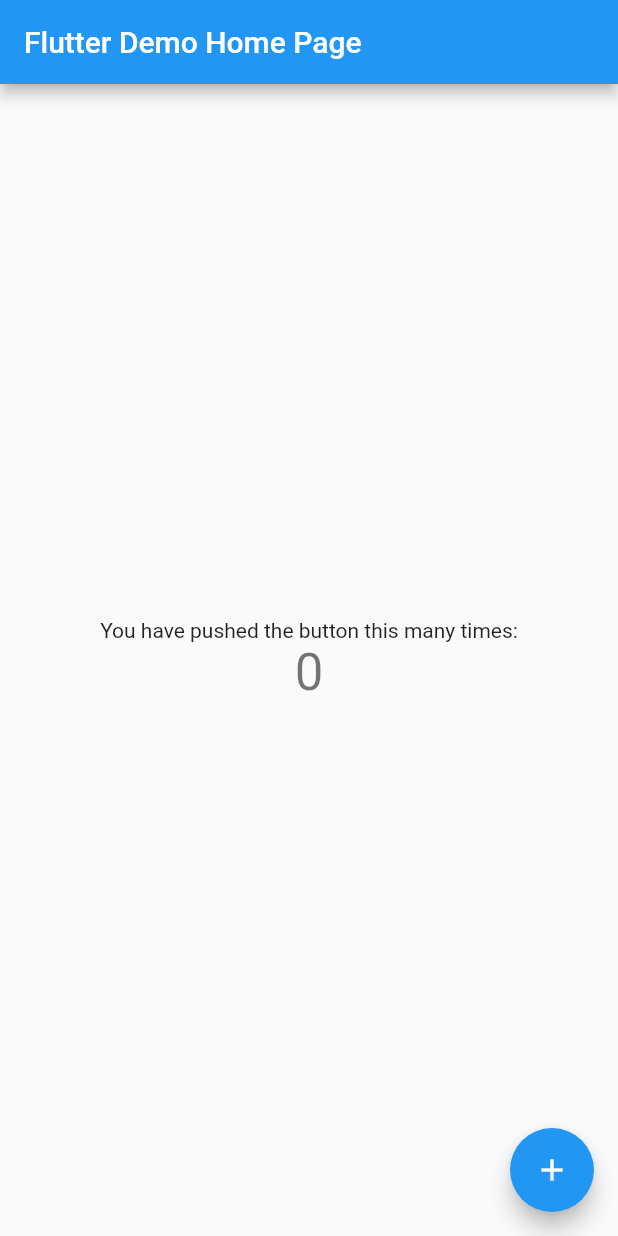
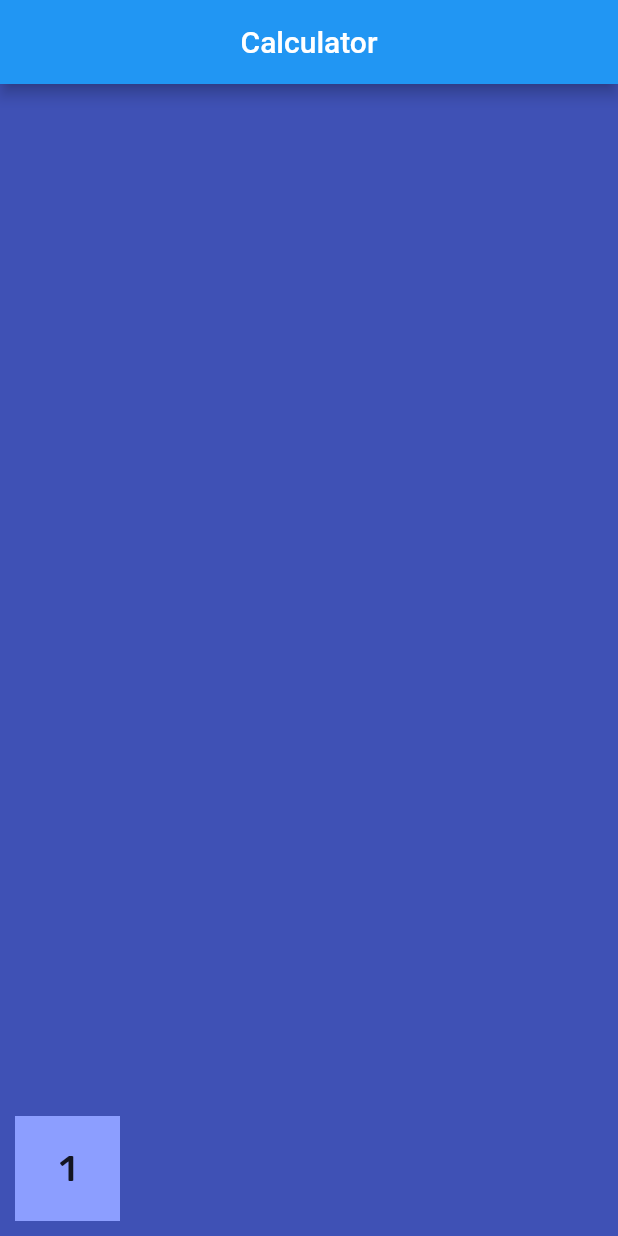
Before and after one commit to Earbaj/simple_calculator_flutter, a Flutter app: the screen it shows after launch, on a phone screen of 412 x 824 dp. Run offline on Flutter 3.47's test engine with Material 2 defaults, Android fonts, the phone set to English and light mode, and no system bars; our stand-ins replace google_fonts.

Commit message:
Design single button and add background color and also add appbar

```diff
--- a/lib/main.dart
+++ b/lib/main.dart
@@ -1,113 +1,10 @@
 import 'package:flutter/material.dart';
+import 'package:simple_calculator/main_ui.dart';
 
 void main() {
-  runApp(MyApp());
+  runApp(
+    MaterialApp(
+      home: Main(),
+    )
+  );
 }
-
-class MyApp extends StatelessWidget {
-  // This widget is the root of your application.
-  @override
-  Widget build(BuildContext context) {
-    return MaterialApp(
-      title: 'Flutter Demo',
-      theme: ThemeData(
-        // This is the theme of your application.
-        //
-        // Try running your application with "flutter run". You'll see the
-        // application has a blue toolbar. Then, without quitting the app, try
-        // changing the primarySwatch below to Colors.green and then invoke
-        // "hot reload" (press "r" in the console where you ran "flutter run",
-        // or simply save your changes to "hot reload" in a Flutter IDE).
-        // Notice that the counter didn't reset back to zero; the application
-        // is not restarted.
-        primarySwatch: Colors.blue,
-      ),
-      home: MyHomePage(title: 'Flutter Demo Home Page'),
-    );
-  }
-}
-
-class MyHomePage extends StatefulWidget {
-  MyHomePage({Key? key, required this.title}) : super(key: key);
-
-  // This widget is the home page of your application. It is stateful, meaning
-  // that it has a State object (defined below) that contains fields that affect
-  // how it looks.
-
-  // This class is the configuration for the state. It holds the values (in this
-  // case the title) provided by the parent (in this case the App widget) and
-  // used by the build method of the State. Fields in a Widget subclass are
-  // always marked "final".
-
-  final String title;
-
-  @override
-  _MyHomePageState createState() => _MyHomePageState();
-}
-
-class _MyHomePageState extends State<MyHomePage> {
-  int _counter = 0;
-
-  void _incrementCounter() {
-    setState(() {
-      // This call to setState tells the Flutter framework that something has
-      // changed in this State, which causes it to rerun the build method below
-      // so that the display can reflect the updated values. If we changed
-      // _counter without calling setState(), then the build method would not be
-      // called again, and so nothing would appear to happen.
-      _counter++;
-    });
-  }
-
-  @override
-  Widget build(BuildContext context) {
-    // This method is rerun every time setState is called, for instance as done
-    // by the _incrementCounter method above.
-    //
-    // The Flutter framework has been optimized to make rerunning build methods
-    // fast, so that you can just rebuild anything that needs updating rather
-    // than having to individually change instances of widgets.
-    return Scaffold(
-      appBar: AppBar(
-        // Here we take the value from the MyHomePage object that was created by
-        // the App.build method, and use it to set our appbar title.
-        title: Text(widget.title),
-      ),
-      body: Center(
-        // Center is a layout widget. It takes a single child and positions it
-        // in the middle of the parent.
-        child: Column(
-          // Column is also a layout widget. It takes a list of children and
-          // arranges them vertically. By default, it sizes itself to fit its
-          // children horizontally, and tries to be as tall as its parent.
-          //
-          // Invoke "debug painting" (press "p" in the console, choose the
-          // "Toggle Debug Paint" action from the Flutter Inspector in Android
-          // Studio, or the "Toggle Debug Paint" command in Visual Studio Code)
-          // to see the wireframe for each widget.
-          //
-          // Column has various properties to control how it sizes itself and
-          // how it positions its children. Here we use mainAxisAlignment to
-          // center the children vertically; the main axis here is the vertical
-          // axis because Columns are vertical (the cross axis would be
-          // horizontal).
-          mainAxisAlignment: MainAxisAlignment.center,
-          children: <Widget>[
-            Text(
-              'You have pushed the button this many times:',
-            ),
-            Text(
-              '$_counter',
-              style: Theme.of(context).textTheme.headline4,
-            ),
-          ],
-        ),
-      ),
-      floatingActionButton: FloatingActionButton(
-        onPressed: _incrementCounter,
-        tooltip: 'Increment',
-        child: Icon(Icons.add),
-      ), // This trailing comma makes auto-formatting nicer for build methods.
-    );
-  }
-}
--- /dev/null
+++ b/lib/main_ui.dart
@@ -0,0 +1,54 @@
+import 'package:flutter/material.dart';
+import 'package:google_fonts/google_fonts.dart';
+
+class Main extends StatefulWidget {
+  const Main({Key? key}) : super(key: key);
+
+  @override
+  _MainState createState() => _MainState();
+}
+
+class _MainState extends State<Main> {
+  @override
+  Widget build(BuildContext context) {
+    return Scaffold(
+      appBar: AppBar(
+        title: Text("Calculator"),
+        centerTitle: true,
+      ),
+      body: Container(
+        color: Colors.indigo,
+        child: Column(
+          mainAxisAlignment: MainAxisAlignment.end,
+          children: [
+            Row(
+              children: [
+                Container(
+                  margin: EdgeInsets.all(10.0),
+                  color: Colors.indigoAccent.shade100,
+                  child: SizedBox(
+                    height: 70,
+                    width: 70,
+                    child: FlatButton(
+                      shape: RoundedRectangleBorder(
+                        borderRadius: BorderRadius.circular(5.0),
+                      ),
+                      onPressed: (){},
+                      child: Text("1",
+                        style: GoogleFonts.rubik(
+                          textStyle: TextStyle(
+                            fontSize: 24.0
+                          ),
+                        ),
+                      ),
+                    ),
+                  ),
+                ),
+              ],
+            ),
+          ],
+        ),
+      ),
+    );
+  }
+}
--- a/pubspec.yaml
+++ b/pubspec.yaml
@@ -28,6 +28,7 @@ dependencies:
   # The following adds the Cupertino Icons font to your application.
   # Use with the CupertinoIcons class for iOS style icons.
   cupertino_icons: ^1.0.2
+  google_fonts: ^2.1.0
 
 dev_dependencies:
   flutter_test:
```
Also changed, not shown: pubspec.lock.
